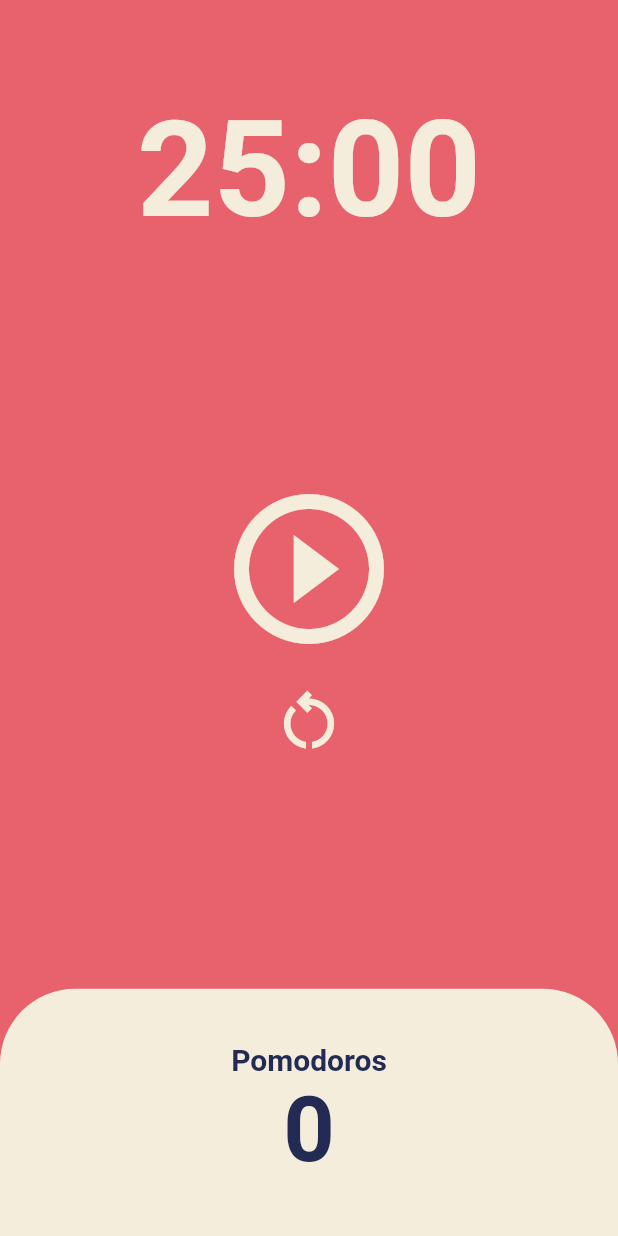
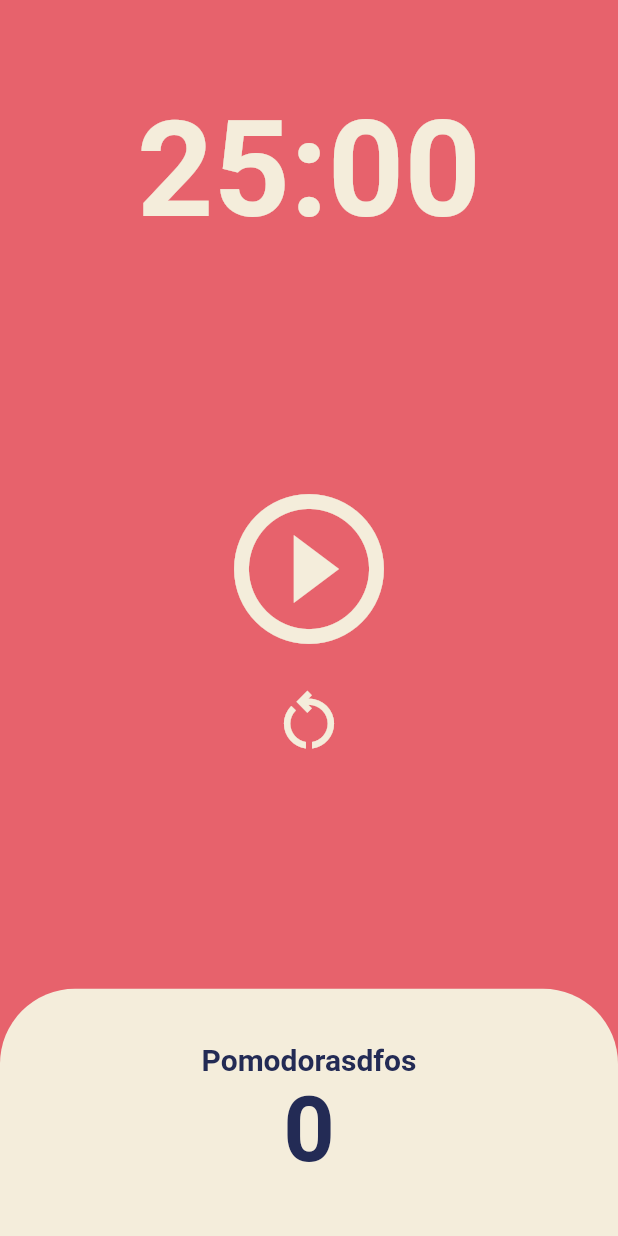
Before and after one commit to lee-jaemmin/toonflix, a Flutter app: the screen it shows after launch, on a phone screen of 412 x 824 dp. Run offline on Flutter 3.47's test engine with Material 2 defaults, Android fonts, the phone set to English and light mode, and no system bars.

Commit message:
first commit

```diff
--- a/lib/screens/home_screen.dart
+++ b/lib/screens/home_screen.dart
@@ -119,7 +119,7 @@ class _HomeScreenState extends State<HomeScreen> {
                       mainAxisAlignment: MainAxisAlignment.center,
                       children: [
                         Text(
-                          'Pomodoros',
+                          'Pomodorasdfos',
                           style: TextStyle(
                             fontSize: 20,
                             fontWeight: FontWeight.w600,
```
